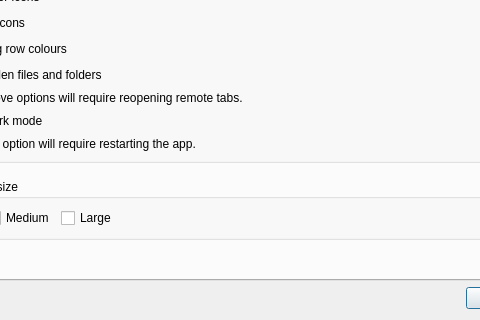
Qt form src/preferences_dialog.ui (krispykiq/RcloneBrowser-1) before a commit; both pictures show x 108 to 588 and y 217 to 537 of the 751 by 537 pixel window.
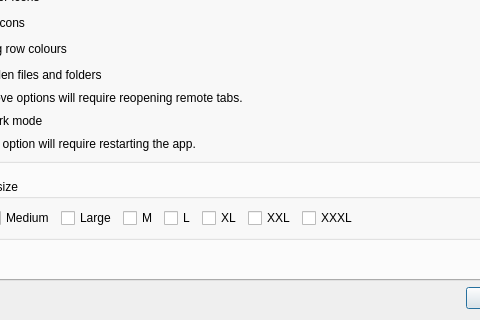
The same form after that commit. The open tabs and pages were chosen to show the change.

Patch:
```diff
--- a/src/preferences_dialog.ui
+++ b/src/preferences_dialog.ui
@@ -523,6 +523,56 @@
             </property>
            </widget>
           </item>
+          <item>
+           <widget class="QCheckBox" name="cb_sm">
+            <property name="text">
+             <string>M</string>
+            </property>
+            <property name="autoExclusive">
+             <bool>true</bool>
+            </property>
+           </widget>
+          </item>
+          <item>
+           <widget class="QCheckBox" name="cb_sl">
+            <property name="text">
+             <string>L</string>
+            </property>
+            <property name="autoExclusive">
+             <bool>true</bool>
+            </property>
+           </widget>
+          </item>
+          <item>
+           <widget class="QCheckBox" name="cb_sxl">
+            <property name="text">
+             <string>XL</string>
+            </property>
+            <property name="autoExclusive">
+             <bool>true</bool>
+            </property>
+           </widget>
+          </item>
+		  <item>
+           <widget class="QCheckBox" name="cb_sxxl">
+            <property name="text">
+             <string>XXL</string>
+            </property>
+            <property name="autoExclusive">
+             <bool>true</bool>
+            </property>
+           </widget>
+          </item>
+          <item>
+           <widget class="QCheckBox" name="cb_sxxxl">
+            <property name="text">
+             <string>XXXL</string>
+            </property>
+            <property name="autoExclusive">
+             <bool>true</bool>
+            </property>
+           </widget>
+          </item>
           <item>
            <spacer name="horizontalSpacer">
             <property name="orientation">
```
Left out of the diff: 5 changed lines with no effect on the pictures.
